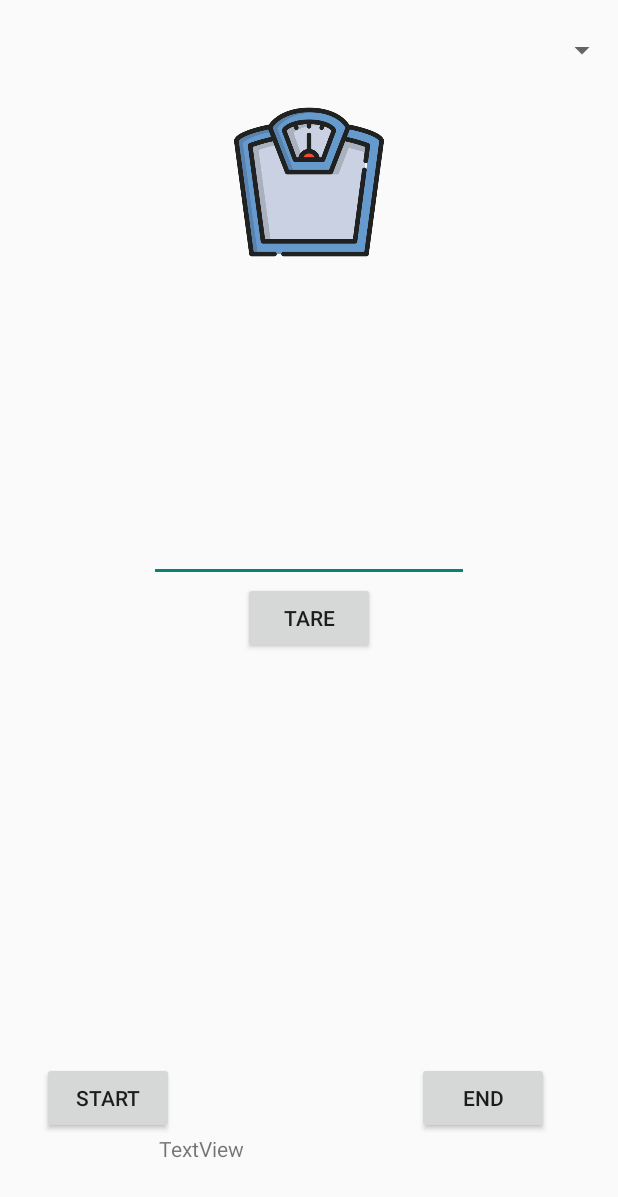
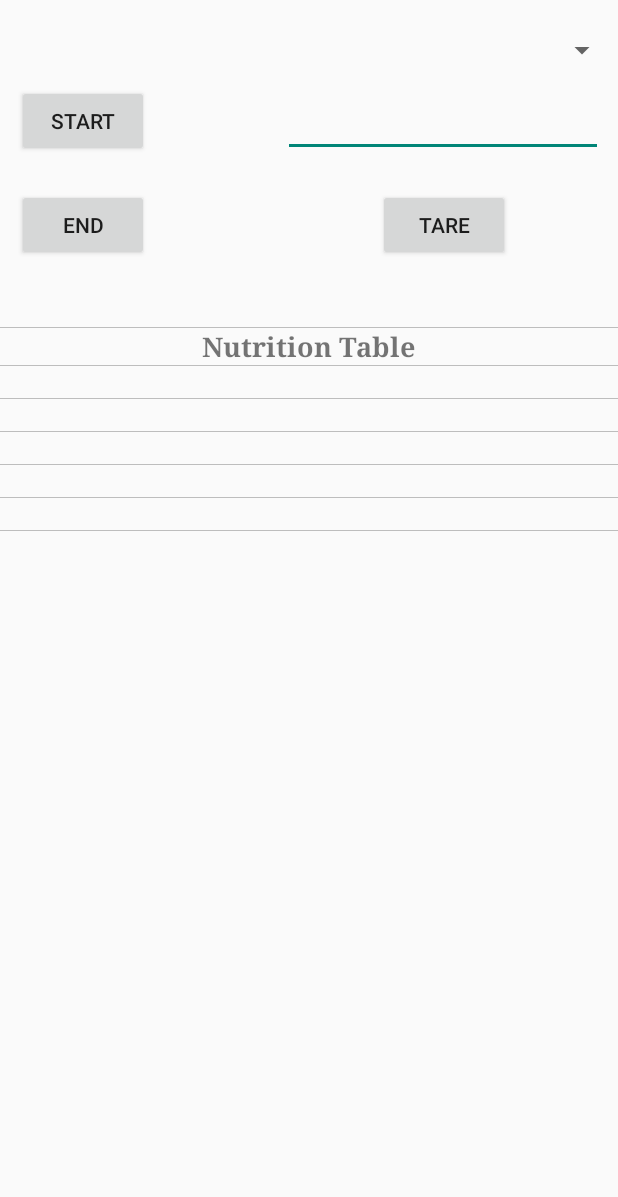
Before and after one commit to JHeggen/smart-baby-feeding, an Android app: the layout feed_layout.xml on its own in the app's theme, with its tools: preview values and no code run, on a phone screen of 412 x 824 dp. Shown: the top 1197 px of the screen. Run offline under Robolectric (Android 15) with nearby library versions, the phone set to English and light mode, and no system bars.

Commit message:
Nutrition Table Template and Timer for btWeightVal

```diff
--- a/app/src/main/java/a00907981/comp3717/bcit/ca/tabtest/TabActivity.java
+++ b/app/src/main/java/a00907981/comp3717/bcit/ca/tabtest/TabActivity.java
@@ -1,9 +1,12 @@
 package a00907981.comp3717.bcit.ca.tabtest;
 
 import android.content.Intent;
+import android.graphics.Color;
+import android.os.AsyncTask;
 import android.os.Bundle;
 import android.support.v4.app.Fragment;
 import android.support.v4.app.FragmentTransaction;
+import android.support.v4.os.AsyncTaskCompat;
 import android.support.v7.app.ActionBar;
 import android.support.v7.app.AppCompatActivity;
 import android.util.Log;
@@ -15,7 +18,10 @@ import android.widget.ArrayAdapter;
 import android.widget.EditText;
 import android.widget.Spinner;
 import android.widget.TabHost;
+import android.widget.TableLayout;
+import android.widget.TableRow;
 import android.widget.TextView;
+import android.widget.Toast;
 
 import com.github.mikephil.charting.charts.PieChart;
 import com.github.mikephil.charting.data.PieData;
@@ -27,6 +33,8 @@ import org.greenrobot.greendao.query.Query;
 
 import java.util.ArrayList;
 import java.util.List;
+import java.util.Timer;
+import java.util.TimerTask;
 
 import a00907981.comp3717.bcit.ca.tabtest.Database.dao.App;
 import a00907981.comp3717.bcit.ca.tabtest.Database.tables.DaoSession;
@@ -43,15 +51,20 @@ public class TabActivity extends AppCompatActivity {
     private HistoryDao historyDao;
     private RecipeDao  recipeDao;
 
-    private EditText   btWeightVal;
-    private TextView   netWeightConsumed;
+    private EditText   editWeightVal;
+    private double     btWeightVal = -1;
 
-    private double    startWeight;
-    private double    endWeight;
-    private double    netWeight;
+    private double     startWeight;
+    private double     endWeight;
+    private double     netWeight;
 
     private boolean startNotNeg;
     private boolean endNotNeg;
+
+    private Timer timer;
+
+    final int freq = 500;
+
 
     @Override
     protected void onCreate(Bundle savedInstanceState) {
@@ -62,9 +75,8 @@ public class TabActivity extends AppCompatActivity {
         historyDao = daoSession.getHistoryDao();
         recipeDao = daoSession.getRecipeDao();
 
-        netWeightConsumed = (TextView) findViewById(R.id.textView2);
-        btWeightVal = (EditText) findViewById(R.id.editText);
-        btWeightVal.setHint("Enter Weight");
+        editWeightVal = (EditText) findViewById(R.id.editText);
+        editWeightVal.setHint("Enter Weight");
 
         ActionBar ab = getSupportActionBar();
         ab.setDisplayHomeAsUpEnabled(true);
@@ -181,42 +193,99 @@ public class TabActivity extends AppCompatActivity {
 
     }
 
+    public void createTimer() {
+        timer = new Timer();
+
+        timer.scheduleAtFixedRate(new TimerTask() {
+            @Override
+            public void run() {
+                //code here
+            }
+        }, 0, freq);
+    }
+
+    public void killTimer(){
+        timer.purge();
+        timer.cancel();
+    }
+
+
     public void setStartWeight(View v) {
 
-        startWeight = Double.parseDouble(btWeightVal.getText().toString());
-        btWeightVal.setText("");
+
+        if(editWeightVal.getText().toString().equals("")) {
+            editWeightVal.setError("Please Enter Number");
+        } else {
+            startWeight = Double.parseDouble(editWeightVal.getText().toString());
+        }
+
+        editWeightVal.setText("");
 
         startNotNeg = (startWeight < 0) ? false : true;
 
+
         if(!startNotNeg){
-            btWeightVal.setError("Negative Number");
+            editWeightVal.setError("Negative Number");
         }
+
     }
 
     public void setEndWeight(View v) {
-        endWeight = Double.parseDouble(btWeightVal.getText().toString());
-        btWeightVal.setText("");
+
+        if(editWeightVal.getText().toString().equals("")) {
+            editWeightVal.setError("Please Enter Number");
+        } else {
+            endWeight = Double.parseDouble(editWeightVal.getText().toString());
+        }
+
+        editWeightVal.setText("");
 
         endNotNeg = (endWeight < 0) ? false : true;
 
         if(!endNotNeg){
-            btWeightVal.setError("Negative Number");
+            editWeightVal.setError("Negative Number");
         }
 
         getNetWeight();
+        setNutritionRows();
     }
 
     public void getNetWeight() {
         netWeight = startWeight - endWeight;
         if (!startNotNeg) {
-            btWeightVal.setError("Negative starting value");
+            editWeightVal.setError("Negative starting value");
         } else if (!endNotNeg) {
-            btWeightVal.setError("Negative ending value");
+            editWeightVal.setError("Negative ending value");
         } else if(netWeight < 0) {
-            btWeightVal.setError("Negative weight value");
+            editWeightVal.setError("Negative weight value");
         }else {
-            netWeightConsumed.setText("" + netWeight);
+            editWeightVal.setText("Net Weight: " + netWeight);
         }
+    }
+
+    public void setNutritionRows() {
+        TableRow    tableRow1 = (TableRow) findViewById(R.id.row1);
+        TableRow    tableRow2 = (TableRow) findViewById(R.id.row2);
+        TableRow    tableRow3 = (TableRow) findViewById(R.id.row3);
+        TableRow    tableRow4 = (TableRow) findViewById(R.id.row4);
+        TableRow    tableRow5 = (TableRow) findViewById(R.id.row5);
+
+        TextView tv;
+        // Fill out our cells
+        tv = (TextView) tableRow1.findViewById(R.id.item1);
+        tv.setText("First");
+
+        tv = (TextView) tableRow2.findViewById(R.id.item2);
+        tv.setText("Second");
+
+        tv = (TextView) tableRow3.findViewById(R.id.item3);
+        tv.setText("Third");
+
+        tv = (TextView) tableRow4.findViewById(R.id.item4);
+        tv.setText("Fourth");
+
+        tv = (TextView) tableRow5.findViewById(R.id.item5);
+        tv.setText("Fifth");
     }
 
     public int getFocus(){
--- a/app/src/main/res/layout/feed_layout.xml
+++ b/app/src/main/res/layout/feed_layout.xml
@@ -2,30 +2,6 @@
 <RelativeLayout xmlns:android="http://schemas.android.com/apk/res/android"
     xmlns:app="http://schemas.android.com/apk/res-auto"
     android:layout_width="match_parent" android:layout_height="match_parent">
-
-    <TableLayout
-        android:layout_width="match_parent"
-        android:layout_height="match_parent"
-        android:layout_marginTop="16dp"
-        android:layout_below="@+id/button"
-        android:layout_alignParentStart="true">
-
-        <TableRow
-            android:layout_width="match_parent"
-            android:layout_height="match_parent" />
-
-        <TableRow
-            android:layout_width="match_parent"
-            android:layout_height="match_parent" />
-
-        <TableRow
-            android:layout_width="match_parent"
-            android:layout_height="match_parent" />
-
-        <TableRow
-            android:layout_width="match_parent"
-            android:layout_height="match_parent" />
-    </TableLayout>
 
     <Spinner
         android:layout_width="match_parent"
@@ -39,32 +15,22 @@
         android:text="Start"
         android:layout_width="wrap_content"
         android:layout_height="wrap_content"
-        android:layout_alignParentBottom="true"
-        android:layout_alignParentStart="true"
-        android:layout_marginStart="28dp"
-        android:layout_marginBottom="68dp"
+        android:layout_marginStart="11dp"
         android:onClick="setStartWeight"
-        android:id="@+id/button2" />
+        android:id="@+id/button2"
+        android:layout_marginTop="11dp"
+        android:layout_below="@+id/spinner"
+        android:layout_alignParentStart="true" />
 
     <Button
         android:text="End"
         android:layout_width="wrap_content"
         android:layout_height="wrap_content"
-        android:layout_alignTop="@+id/button2"
-        android:layout_toEndOf="@+id/imageView"
-        android:layout_marginStart="22dp"
         android:onClick="setEndWeight"
         android:id="@+id/button3"
-        android:layout_alignBottom="@+id/button2" />
-
-    <ImageView
-        android:layout_width="100dp"
-        android:layout_height="100dp"
-        app:srcCompat="@drawable/scale"
-        android:id="@+id/imageView"
-        android:layout_marginTop="26dp"
-        android:layout_below="@+id/spinner"
-        android:layout_centerHorizontal="true" />
+        android:layout_below="@+id/button2"
+        android:layout_alignStart="@+id/button2"
+        android:layout_marginTop="21dp" />
 
     <EditText
         android:layout_width="wrap_content"
@@ -72,23 +38,149 @@
         android:inputType="numberDecimal"
         android:ems="10"
         android:id="@+id/editText"
-        android:layout_above="@+id/button"
-        android:layout_centerHorizontal="true" />
+        android:layout_marginEnd="10dp"
+        android:layout_above="@+id/button3"
+        android:layout_alignParentEnd="true" />
 
     <Button
         android:text="Tare"
         android:layout_width="wrap_content"
         android:layout_height="wrap_content"
         android:id="@+id/button"
-        android:layout_centerVertical="true"
-        android:layout_centerHorizontal="true" />
+        android:layout_alignBaseline="@+id/button3"
+        android:layout_alignBottom="@+id/button3"
+        android:layout_alignStart="@+id/editText"
+        android:layout_marginStart="63dp" />
 
-    <TextView
-        android:text="TextView"
-        android:layout_width="200dp"
-        android:layout_height="50dp"
-        android:id="@+id/textView2"
+    <TableLayout
+        android:layout_width="match_parent"
+        android:layout_height="match_parent"
+        android:layout_marginTop="44dp"
         android:layout_below="@+id/button3"
-        android:layout_centerHorizontal="true" />
+        android:layout_alignParentStart="true">
+
+        <TableRow android:layout_height="1px" android:background="#BDBDBD">
+            <TextView android:layout_span="2" android:layout_height="1px"
+                android:layout_width="fill_parent" android:text="">
+            </TextView>
+        </TableRow>
+
+        <TableRow
+            android:id="@+id/tableRow4"
+            android:layout_height="wrap_content"
+            android:layout_width="match_parent"
+            android:gravity="center_horizontal">
+            <TextView
+                android:id="@+id/textView9"
+                android:layout_width="match_parent"
+                android:layout_height="wrap_content"
+                android:textStyle="bold"
+                android:typeface="serif"
+                android:textSize="18dp"
+                android:text="Nutrition Table"/>
+        </TableRow>
+
+        <TableRow android:layout_height="1px" android:background="#BDBDBD">
+            <TextView android:layout_span="2" android:layout_height="1px"
+                android:layout_width="fill_parent" android:text="">
+            </TextView>
+        </TableRow>
+
+        <TableRow
+            android:layout_width="match_parent"
+            android:layout_height="match_parent"
+            android:id="@+id/row1">
+            <TextView
+                android:id="@+id/item1"
+                android:layout_height="wrap_content"
+                android:layout_marginLeft="2dip"
+                android:layout_marginRight="2dip"
+                android:layout_marginTop="2dip"
+                android:layout_width="fill_parent" />
+        </TableRow>
+
+        <TableRow android:layout_height="1px" android:background="#BDBDBD">
+            <TextView android:layout_span="2" android:layout_height="1px"
+                android:layout_width="fill_parent" android:text="">
+            </TextView>
+        </TableRow>
+
+        <TableRow
+            android:layout_width="match_parent"
+            android:layout_height="match_parent"
+            android:id="@+id/row2">
+            <TextView
+                android:id="@+id/item2"
+                android:layout_height="wrap_content"
+                android:layout_marginLeft="2dip"
+                android:layout_marginRight="2dip"
+                android:layout_marginTop="2dip"
+                android:layout_width="fill_parent" />
+        </TableRow>
+
+        <TableRow android:layout_height="1px" android:background="#BDBDBD">
+            <TextView android:layout_span="2" android:layout_height="1px"
+                android:layout_width="fill_parent" android:text="">
+            </TextView>
+        </TableRow>
+
+        <TableRow
+            android:layout_width="match_parent"
+            android:layout_height="match_parent"
+            android:id="@+id/row3">
+            <TextView
+                android:id="@+id/item3"
+                android:layout_height="wrap_content"
+                android:layout_marginLeft="2dip"
+                android:layout_marginRight="2dip"
+                android:layout_marginTop="2dip"
+                android:layout_width="fill_parent" />
+        </TableRow>
+
+        <TableRow android:layout_height="1px" android:background="#BDBDBD">
+            <TextView android:layout_span="2" android:layout_height="1px"
+                android:layout_width="fill_parent" android:text="">
+            </TextView>
+        </TableRow>
+
+        <TableRow
+            android:layout_width="match_parent"
+            android:layout_height="match_parent"
+            android:id="@+id/row4">
+            <TextView
+                android:id="@+id/item4"
+                android:layout_height="wrap_content"
+                android:layout_marginLeft="2dip"
+                android:layout_marginRight="2dip"
+                android:layout_marginTop="2dip"
+                android:layout_width="fill_parent" />
+        </TableRow>
+
+        <TableRow android:layout_height="1px" android:background="#BDBDBD">
+            <TextView android:layout_span="2" android:layout_height="1px"
+                android:layout_width="fill_parent" android:text="">
+            </TextView>
+        </TableRow>
+
+        <TableRow
+            android:layout_width="match_parent"
+            android:layout_height="match_parent"
+            android:id="@+id/row5">
+            <TextView
+                android:id="@+id/item5"
+                android:layout_height="wrap_content"
+                android:layout_marginLeft="2dip"
+                android:layout_marginRight="2dip"
+                android:layout_marginTop="2dip"
+                android:layout_width="fill_parent" />
+        </TableRow>
+
+        <TableRow android:layout_height="1px" android:background="#BDBDBD">
+            <TextView android:layout_span="2" android:layout_height="1px"
+                android:layout_width="fill_parent" android:text="">
+            </TextView>
+        </TableRow>
+
+    </TableLayout>
 
 </RelativeLayout>
```
